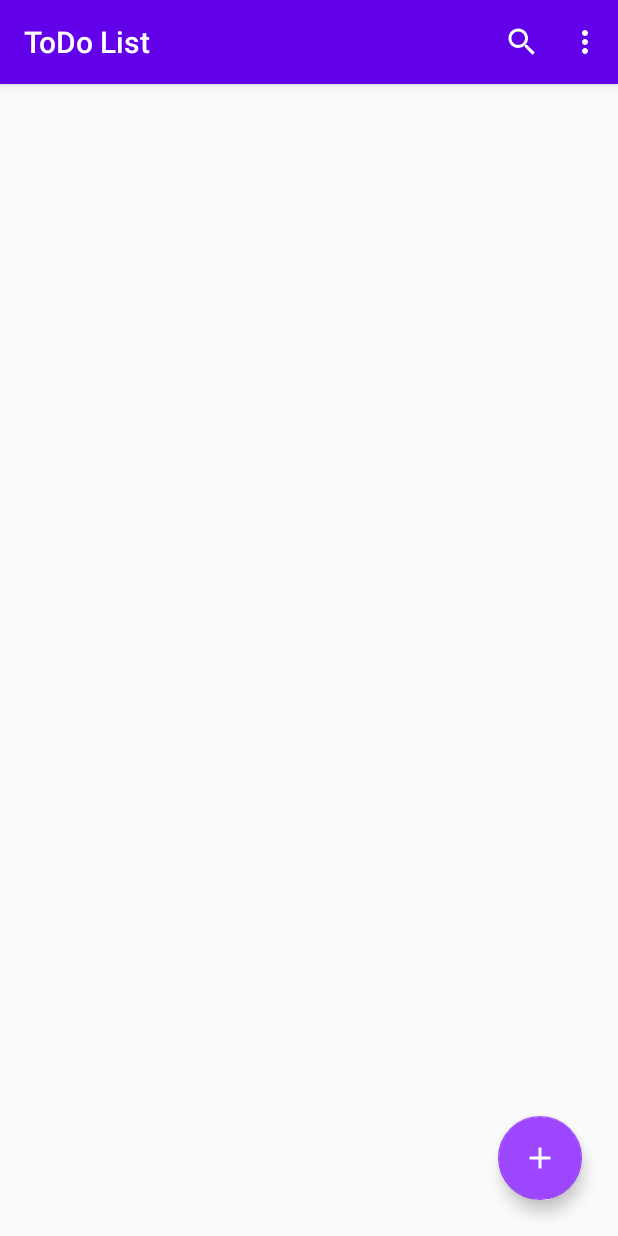
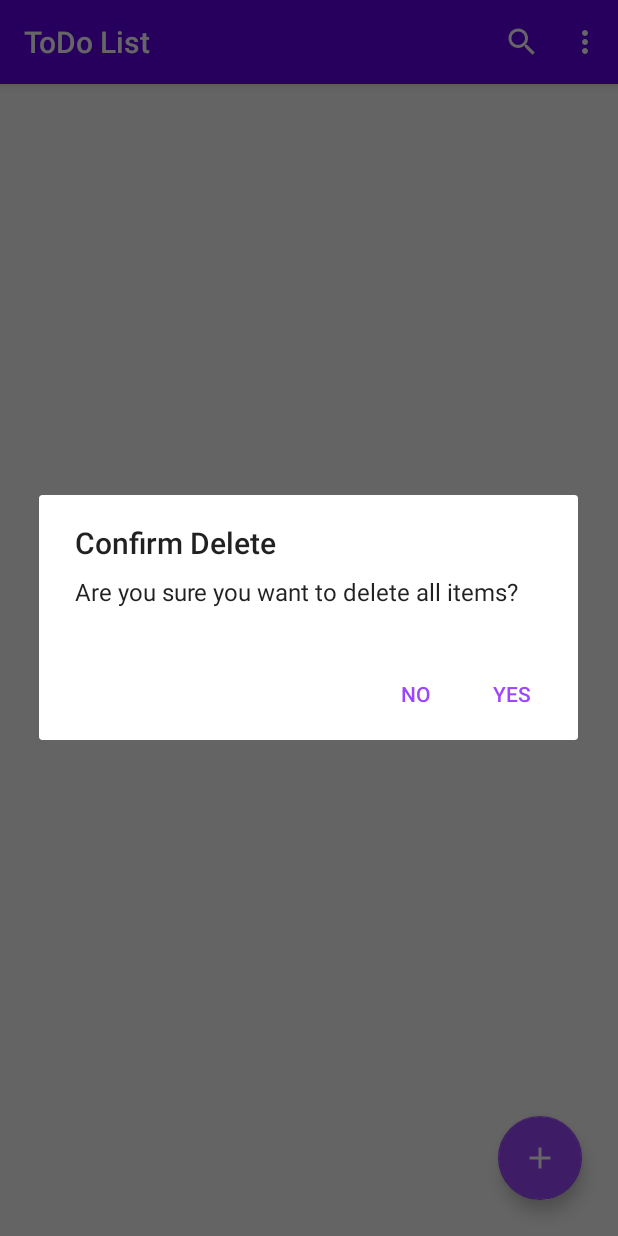
Before and after one commit to jdwoo88/Tut-TodoApp-CleanArch, an Android app: the screen it shows after launch (MainActivity), in the options menu, after a tap on "Delete All", on a phone screen of 412 x 824 dp. Run offline under Robolectric (Android 15) with nearby library versions, the phone set to English and light mode, and no system bars; our stand-ins replace Room's generated code, navigation-ui.

Commit message:
Implemented Delete All

```diff
--- a/app/src/main/java/app/jwoo/myapplication/data/ToDoDao.kt
+++ b/app/src/main/java/app/jwoo/myapplication/data/ToDoDao.kt
@@ -17,4 +17,7 @@ interface ToDoDao {
 
     @Delete
     suspend fun deleteData(toDoData: ToDoData)
+
+    @Query("DELETE FROM toda_table")
+    suspend fun deleteAll()
 }
--- a/app/src/main/java/app/jwoo/myapplication/data/repository/ToDoRepository.kt
+++ b/app/src/main/java/app/jwoo/myapplication/data/repository/ToDoRepository.kt
@@ -18,4 +18,8 @@ class ToDoRepository(private val toDoDao: ToDoDao) {
     suspend fun deleteData(toDoData: ToDoData) {
         toDoDao.deleteData(toDoData)
     }
+
+    suspend fun deleteAllData() {
+        toDoDao.deleteAll()
+    }
 }
--- a/app/src/main/java/app/jwoo/myapplication/data/viewmodel/ToDoViewModel.kt
+++ b/app/src/main/java/app/jwoo/myapplication/data/viewmodel/ToDoViewModel.kt
@@ -38,4 +38,10 @@ class ToDoViewModel(application: Application) : AndroidViewModel(application) {
             repository.deleteData(toDoData)
         }
     }
+
+    fun deleteAll() {
+        viewModelScope.launch(Dispatchers.IO) {
+            repository.deleteAllData()
+        }
+    }
 }
--- a/app/src/main/java/app/jwoo/myapplication/fragments/list/ListFragment.kt
+++ b/app/src/main/java/app/jwoo/myapplication/fragments/list/ListFragment.kt
@@ -1,7 +1,9 @@
 package app.jwoo.myapplication.fragments.list
 
+import android.app.AlertDialog
 import android.os.Bundle
 import android.view.*
+import android.widget.Toast
 import androidx.fragment.app.Fragment
 import androidx.fragment.app.viewModels
 import androidx.lifecycle.Observer
@@ -44,4 +46,31 @@ class ListFragment : Fragment() {
     override fun onCreateOptionsMenu(menu: Menu, inflater: MenuInflater) {
         inflater.inflate(R.menu.list_fragment_menu, menu)
     }
+
+    override fun onOptionsItemSelected(item: MenuItem): Boolean {
+        when (item.itemId) {
+            R.id.menu_deletAll -> {
+                deleteAllItem()
+            }
+        }
+
+        return super.onOptionsItemSelected(item)
+    }
+
+    private fun deleteAllItem() {
+        val builder = AlertDialog.Builder(requireContext())
+        builder.setPositiveButton("Yes") { _, _ ->
+            mToDoViewModel.deleteAll()
+
+            Toast.makeText(
+                requireContext(),
+                "All items have been deleted.",
+                Toast.LENGTH_SHORT
+            ).show()
+        }
+        builder.setNegativeButton("No") { _, _ -> }
+        builder.setTitle("Confirm Delete")
+        builder.setMessage("Are you sure you want to delete all items?")
+        builder.create().show()
+    }
 }
```
